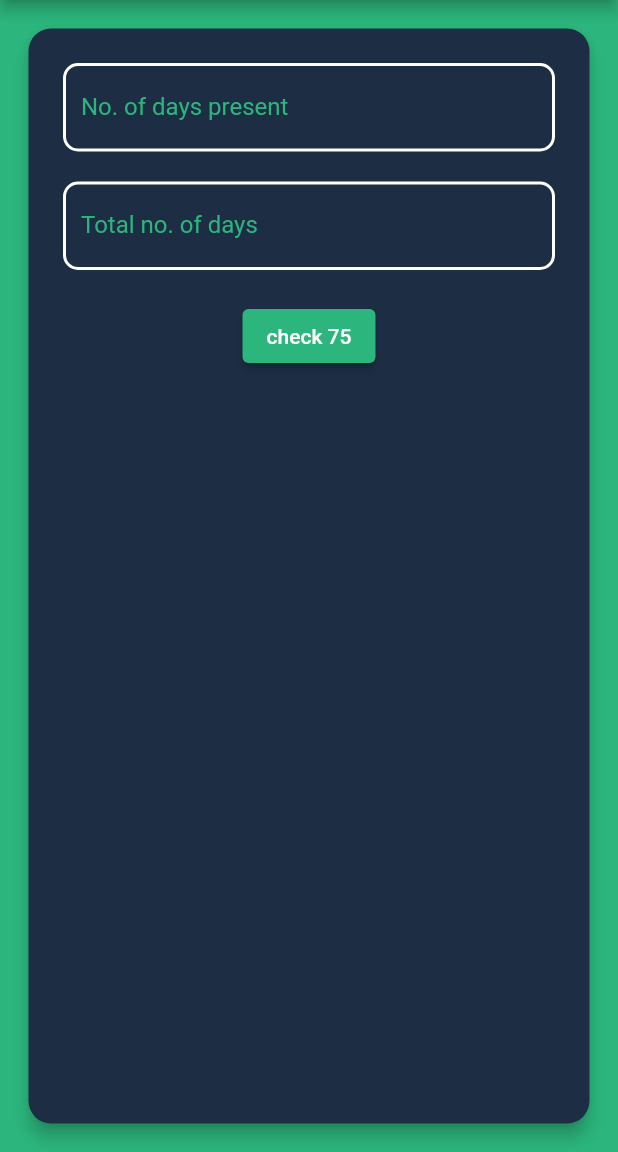
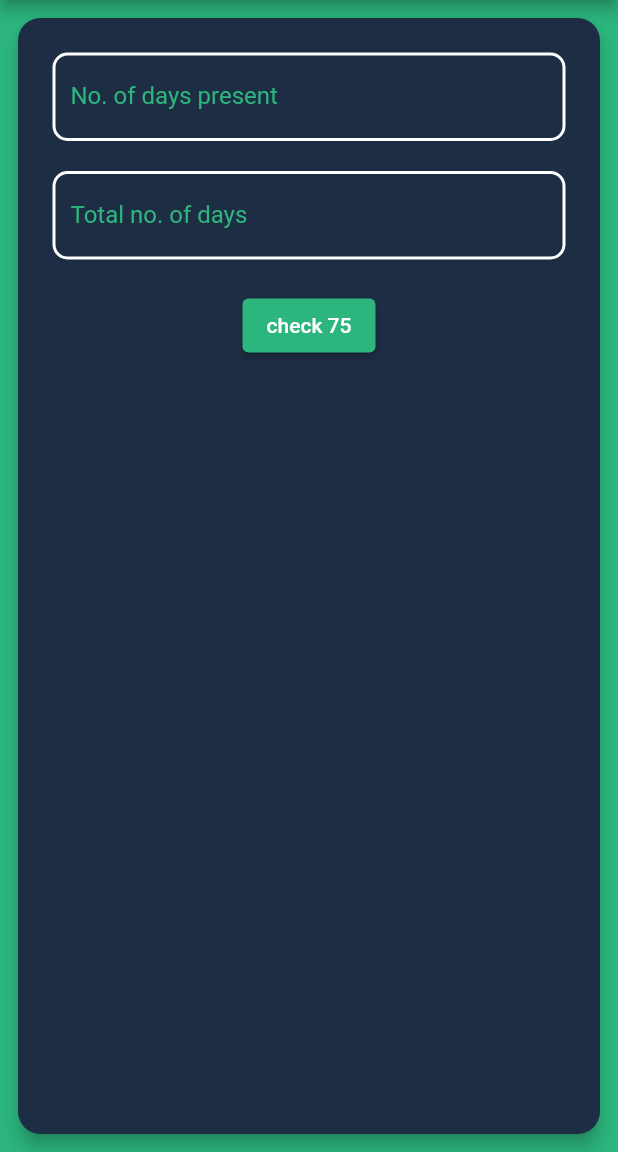
Before and after one commit to Jayakrishnan-manoj/Bunk-Tracker, a Flutter app: the AttendanceCheck screen opened directly, on a phone screen of 412 x 824 dp, the part 84-1236 px from its top. Run offline on Flutter 3.47's test engine with Material 2 defaults, Android fonts, the phone set to English and light mode, and no system bars; our stand-ins replace font_awesome_flutter, shared_preferences; accounts and stored records are empty.

Commit message:
refactor code

```diff
--- a/lib/constants/constants.dart
+++ b/lib/constants/constants.dart
@@ -25,5 +25,30 @@ const textInputDecoration = InputDecoration(
   ),
 );
 
+const formInputDecoration = InputDecoration(
+  fillColor: Colors.white,
+  focusedBorder: OutlineInputBorder(
+    borderSide: BorderSide(
+      color: Colors.white,
+      width: 2.0,
+    ),
+    borderRadius: BorderRadius.all(
+      Radius.circular(10.0),
+    ),
+  ),
+  enabledBorder: OutlineInputBorder(
+    borderSide: BorderSide(
+      color: Colors.white,
+      width: 2.0,
+    ),
+    borderRadius: BorderRadius.all(
+      Radius.circular(10.0),
+    ),
+  ),
+  labelStyle: TextStyle(
+    color: kAppBarColor,
+  ),
+);
+
 const kAppBarColor = Color(0xFF2cb67d);
 const kTextColor = Color(0xFF1d2d44);
--- a/lib/screens/check75_screen.dart
+++ b/lib/screens/check75_screen.dart
@@ -12,6 +12,7 @@ class AttendanceCheck extends StatefulWidget {
 class _AttendanceCheckState extends State<AttendanceCheck> {
   TextEditingController _presentController = TextEditingController();
   TextEditingController _totalController = TextEditingController();
+
   @override
   Widget build(BuildContext context) {
     return Scaffold(
@@ -28,7 +29,7 @@ class _AttendanceCheckState extends State<AttendanceCheck> {
           Align(
             alignment: Alignment.center,
             child: Padding(
-              padding: const EdgeInsets.all(15.0),
+              padding: const EdgeInsets.all(8.0),
               child: Card(
                 shape: RoundedRectangleBorder(
                   borderRadius: BorderRadius.circular(15.0),
@@ -44,27 +45,9 @@ class _AttendanceCheckState extends State<AttendanceCheck> {
                         children: [
                           TextField(
                             controller: _presentController,
-                            decoration: InputDecoration(
-                              fillColor: Colors.white,
-                              focusedBorder: OutlineInputBorder(
-                                borderSide: const BorderSide(
-                                  color: Colors.white,
-                                  width: 2.0,
-                                ),
-                                borderRadius: BorderRadius.circular(10.0),
-                              ),
-                              enabledBorder: OutlineInputBorder(
-                                borderSide: const BorderSide(
-                                  color: Colors.white,
-                                  width: 2.0,
-                                ),
-                                borderRadius: BorderRadius.circular(10.0),
-                              ),
+                            decoration: formInputDecoration.copyWith(
                               hintText: 'Present',
                               labelText: 'No. of days present',
-                              labelStyle: const TextStyle(
-                                color: kAppBarColor,
-                              ),
                             ),
                           ),
                           const SizedBox(
@@ -72,27 +55,9 @@ class _AttendanceCheckState extends State<AttendanceCheck> {
                           ),
                           TextField(
                             controller: _totalController,
-                            decoration: InputDecoration(
-                              fillColor: Colors.white,
-                              focusedBorder: OutlineInputBorder(
-                                borderSide: const BorderSide(
-                                  color: Colors.white,
-                                  width: 2.0,
-                                ),
-                                borderRadius: BorderRadius.circular(10.0),
-                              ),
-                              enabledBorder: OutlineInputBorder(
-                                borderSide: const BorderSide(
-                                  color: Colors.white,
-                                  width: 2.0,
-                                ),
-                                borderRadius: BorderRadius.circular(10.0),
-                              ),
+                            decoration: formInputDecoration.copyWith(
                               hintText: 'Total',
                               labelText: 'Total no. of days',
-                              labelStyle: const TextStyle(
-                                color: kAppBarColor,
-                              ),
                             ),
                           ),
                           const SizedBox(
```
